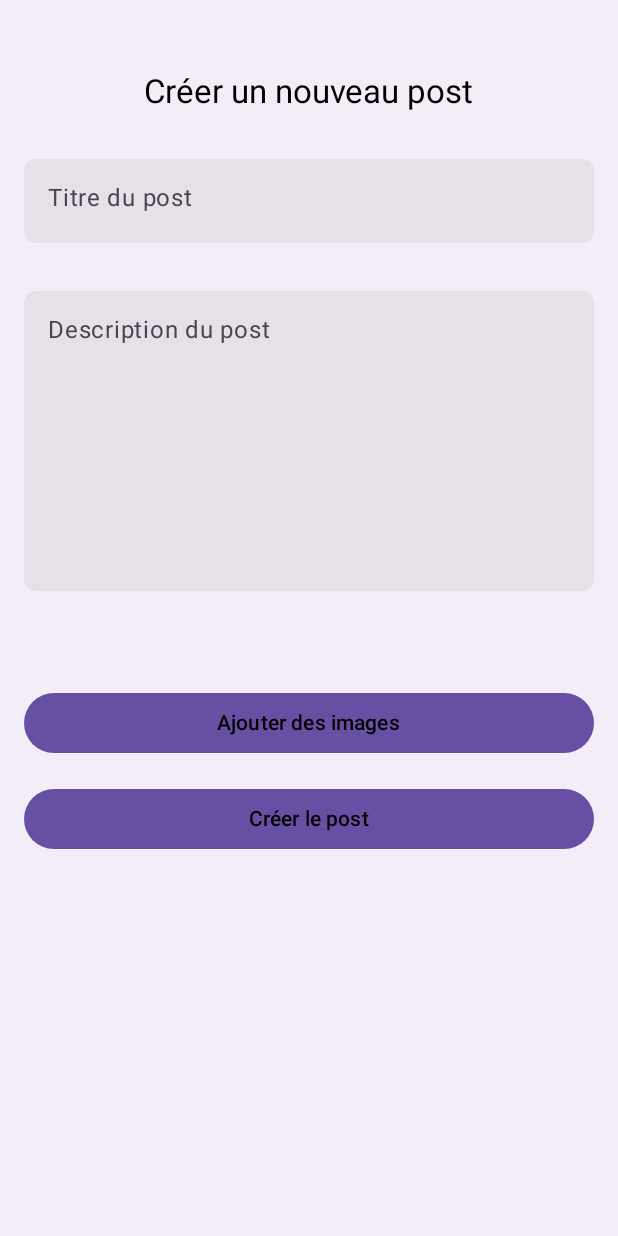
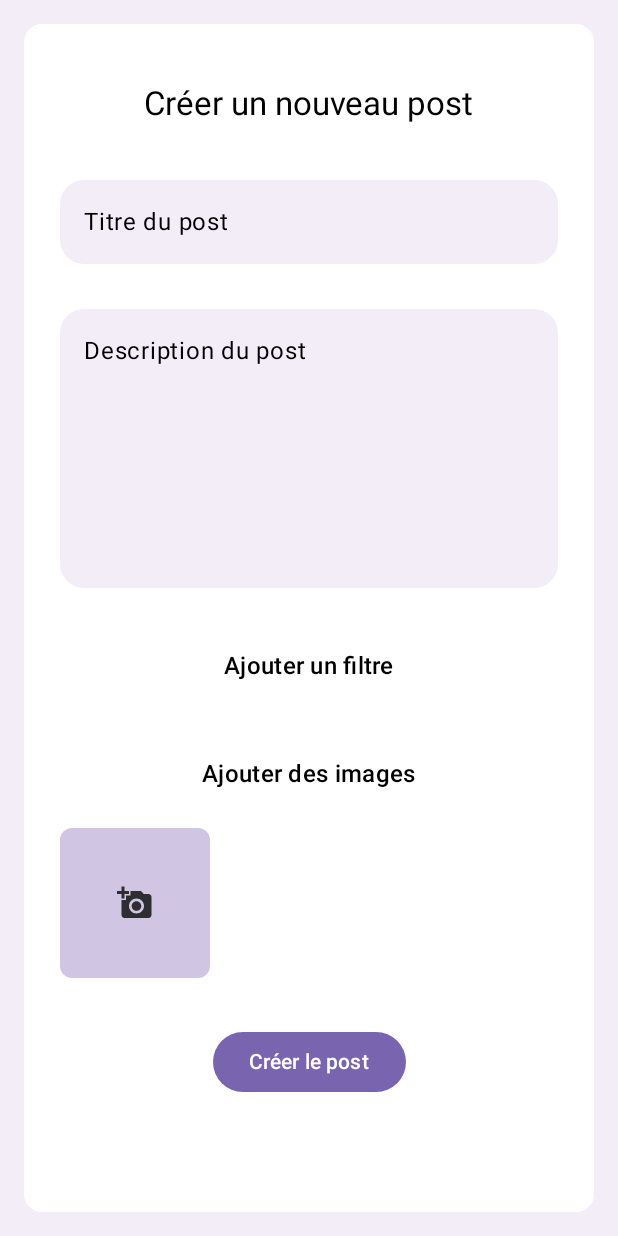
Before and after one commit to ValentineGilles/SagLife, an Android app built with Jetpack Compose: the composable ForumCreatePost shown on its own in the app's theme, on a phone screen of 412 x 824 dp. Run offline under Robolectric (Android 15) with nearby library versions, the phone set to English and light mode, and no system bars; our stand-ins replace Firebase (no records; nobody signed in at launch, a user with empty details on screens opened directly); pictures from the network do not load.

Commit message:
Modifications style + Bouton ajout photo forum

```diff
--- a/app/src/main/java/com/example/saglife/screen/forum/FilterChip.kt
+++ b/app/src/main/java/com/example/saglife/screen/forum/FilterChip.kt
@@ -103,9 +103,9 @@ fun FilterCreatePostChip(
             containerColor = MaterialTheme.colorScheme.tertiary,
             contentColor = MaterialTheme.colorScheme.onTertiary
         ) else CardDefaults.cardColors(
-            containerColor = MaterialTheme.colorScheme.surface,
-            contentColor = MaterialTheme.colorScheme.onSurface
-        )
+            containerColor = MaterialTheme.colorScheme.background,
+            contentColor = MaterialTheme.colorScheme.onBackground
+        ),
     ) {
         // Afficher le nom du filtre avec une mise en forme de style
         Text(
--- a/app/src/main/java/com/example/saglife/screen/forum/ForumCreatePost.kt
+++ b/app/src/main/java/com/example/saglife/screen/forum/ForumCreatePost.kt
@@ -13,17 +13,25 @@ import androidx.compose.foundation.layout.height
 import androidx.compose.foundation.layout.padding
 import androidx.compose.foundation.layout.size
 import androidx.compose.foundation.layout.widthIn
+import androidx.compose.foundation.layout.wrapContentSize
 import androidx.compose.foundation.lazy.LazyColumn
 import androidx.compose.foundation.lazy.LazyRow
 import androidx.compose.foundation.lazy.items
 import androidx.compose.foundation.shape.RoundedCornerShape
 import androidx.compose.material.icons.Icons
+import androidx.compose.material.icons.filled.AddAPhoto
+import androidx.compose.material.icons.filled.CameraEnhance
 import androidx.compose.material.icons.filled.Delete
 import androidx.compose.material3.Button
+import androidx.compose.material3.ButtonDefaults
+import androidx.compose.material3.Card
+import androidx.compose.material3.CardDefaults
 import androidx.compose.material3.ExperimentalMaterial3Api
 import androidx.compose.material3.Icon
 import androidx.compose.material3.IconButton
 import androidx.compose.material3.MaterialTheme
+import androidx.compose.material3.OutlinedTextField
+import androidx.compose.material3.OutlinedTextFieldDefaults
 import androidx.compose.material3.Text
 import androidx.compose.material3.TextField
 import androidx.compose.material3.TextFieldDefaults
@@ -39,6 +47,7 @@ import androidx.compose.ui.draw.clip
 import androidx.compose.ui.graphics.Color
 import androidx.compose.ui.layout.ContentScale
 import androidx.compose.ui.text.input.TextFieldValue
+import androidx.compose.ui.text.style.TextAlign
 import androidx.compose.ui.unit.dp
 import androidx.navigation.NavHostController
 import coil.compose.rememberImagePainter
@@ -94,55 +103,79 @@ fun ForumCreatePost(navController: NavHostController) {
                 }
         }
     }
-
+    Card(
+        modifier = Modifier.padding(16.dp),
+        colors = CardDefaults.cardColors(
+            containerColor = MaterialTheme.colorScheme.surface,
+        ),
+    ) {
     LazyColumn(
         modifier = Modifier
             .fillMaxSize()
             .padding(16.dp),
         horizontalAlignment = Alignment.CenterHorizontally,
         verticalArrangement = Arrangement.spacedBy(16.dp)
-    ) {item {
+    ) {
+        item {
                 Text(
                     text = "Créer un nouveau post",
                     style = MaterialTheme.typography.titleLarge,
-            modifier = Modifier.padding(bottom = 16.dp, top= 32.dp)
+                    modifier = Modifier.padding(bottom = 16.dp, top = 24.dp)
                 )
             }
-        item{
-            TextField(
-                shape = RoundedCornerShape(8.dp),
+            item {
+                OutlinedTextField(
+                    shape = RoundedCornerShape(16.dp),
                     value = title,
                     onValueChange = { title = it },
                     label = { Text("Titre du post") },
-                colors = TextFieldDefaults.textFieldColors(
-                    unfocusedIndicatorColor = Color.Transparent,
-                    focusedIndicatorColor = Color.Transparent),
                     modifier = Modifier
                         .fillMaxWidth()
                         .widthIn(max = 300.dp) // Ajuster la largeur maximale
-                    .padding(bottom = 16.dp)
+                        .padding(bottom = 8.dp, start = 8.dp, end = 8.dp),
+                    colors = OutlinedTextFieldDefaults.colors(
+                        unfocusedBorderColor = Color.Transparent,
+                        focusedBorderColor = MaterialTheme.colorScheme.primary,
+                        unfocusedContainerColor = MaterialTheme.colorScheme.background,
+                        focusedContainerColor = MaterialTheme.colorScheme.background,
+                        unfocusedLabelColor = MaterialTheme.colorScheme.onBackground,
+                        focusedLabelColor = MaterialTheme.colorScheme.primary
+                    )
                 )
             }
 
             item {
-            TextField(
-                shape = RoundedCornerShape(8.dp),
+                OutlinedTextField(
+                    shape = RoundedCornerShape(16.dp),
                     value = description,
                     onValueChange = { description = it },
                     label = { Text("Description du post") },
-                colors = TextFieldDefaults.textFieldColors(
-                    unfocusedIndicatorColor = Color.Transparent,
-                    focusedIndicatorColor = Color.Transparent),
                     modifier = Modifier
                         .fillMaxWidth()
-                    .padding(bottom = 16.dp)
                         .height(200.dp)
+                        .padding(bottom = 8.dp, start = 8.dp, end = 8.dp),
+
+                    colors = OutlinedTextFieldDefaults.colors(
+                        unfocusedBorderColor = Color.Transparent,
+                        focusedBorderColor = MaterialTheme.colorScheme.primary,
+                        unfocusedContainerColor = MaterialTheme.colorScheme.background,
+                        focusedContainerColor = MaterialTheme.colorScheme.background,
+                        unfocusedLabelColor = MaterialTheme.colorScheme.onBackground,
+                        focusedLabelColor = MaterialTheme.colorScheme.primary
+                    )
                 )
             }
 
             item {
+                Text(
+                    text = "Ajouter un filtre",
+                    style = MaterialTheme.typography.titleMedium,
+                    modifier = Modifier.padding(bottom = 16.dp, top = 16.dp),
+                    textAlign = TextAlign.Start)
                 LazyRow(
-            modifier = Modifier.fillMaxWidth().padding(8.dp),
+                    modifier = Modifier
+                        .fillMaxWidth()
+                        .padding(8.dp),
                     horizontalArrangement = Arrangement.spacedBy(8.dp)
                 ) {
                     items(filterList) { filter ->
@@ -156,28 +189,51 @@ fun ForumCreatePost(navController: NavHostController) {
                         )
                     }
                 }
+                Text(
+                    text = "Ajouter des images",
+                    style = MaterialTheme.typography.titleMedium,
+                    modifier = Modifier.padding(bottom = 16.dp, top = 16.dp),
+                    textAlign = TextAlign.Start
+                )
+
                 LazyRow(
-                modifier = Modifier.fillMaxWidth().padding(8.dp),
+                    modifier = Modifier
+                        .fillMaxWidth()
+                        .padding(start = 8.dp, end = 8.dp, top = 8.dp, bottom = 32.dp),
                     horizontalArrangement = Arrangement.spacedBy(8.dp)
                 ) {
                     items(selectedImageUris) { uri ->
                         DisplaySquareImage(uri) {
                             // Callback pour supprimer l'image
-                        selectedImageUris = selectedImageUris.filter { it != uri }.toMutableList()
+                            selectedImageUris =
+                                selectedImageUris.filter { it != uri }.toMutableList()
+                        }
+                    }
+                    item {
+                        Box(
+                            modifier = Modifier
+                                .size(100.dp)
+                                .clip(shape = RoundedCornerShape(8.dp))
+                                .background(MaterialTheme.colorScheme.secondary)
+                        ) {
+                            IconButton(
+                                onClick = {
+                                    imageLauncher.launch("image/*")
+                                },
+                                modifier = Modifier
+                                    .align(Alignment.Center)
+                                    .padding(4.dp),
+                            ) {
+                                Icon(
+                                    imageVector = Icons.Default.AddAPhoto,
+                                    contentDescription = "Ajouter une image",
+                                    tint = MaterialTheme.colorScheme.onSecondary
+                                )
+                            }
                         }
                     }
                 }
 
-
-            Button(
-                onClick = {
-                    imageLauncher.launch("image/*")
-                },
-                modifier = Modifier
-                    .fillMaxWidth()
-                    .padding(bottom = 16.dp)
-            ) {
-                Text("Ajouter des images")}
 
                 Button(
                     onClick = {
@@ -222,17 +278,15 @@ fun ForumCreatePost(navController: NavHostController) {
                         }
                     },
                     modifier = Modifier
-                    .fillMaxWidth()
-                    .widthIn(max = 300.dp)
+                        .wrapContentSize(),
+                    colors = ButtonDefaults.buttonColors(containerColor = MaterialTheme.colorScheme.primary)
                 ) {
                     Text("Créer le post")
                 }
 
             }
         }
-
-
-
+    }
 }
 
 // Fonction pour enregistrer un post dans la base de données Firestore
```
Also changed, not shown: app/src/main/java/com/example/saglife/ui/theme/Color.kt (+14 -6 lines), app/src/main/java/com/example/saglife/ui/theme/Theme.kt (+10 -10 lines). Lines whose indentation alone changed are shown as unchanged.
